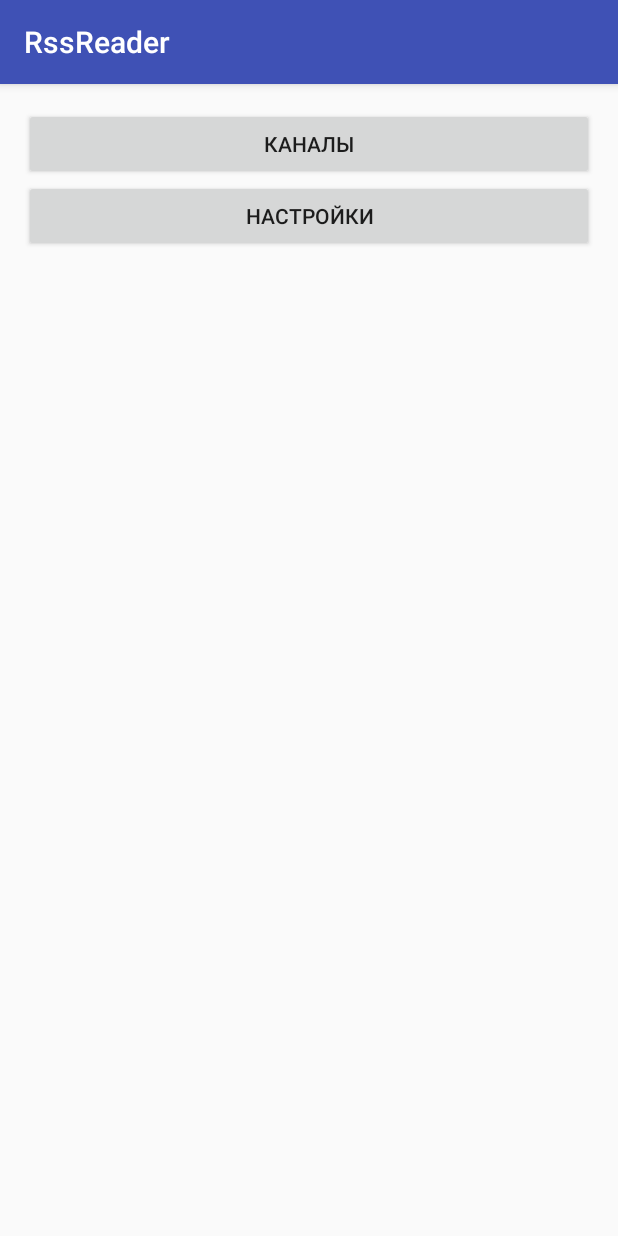
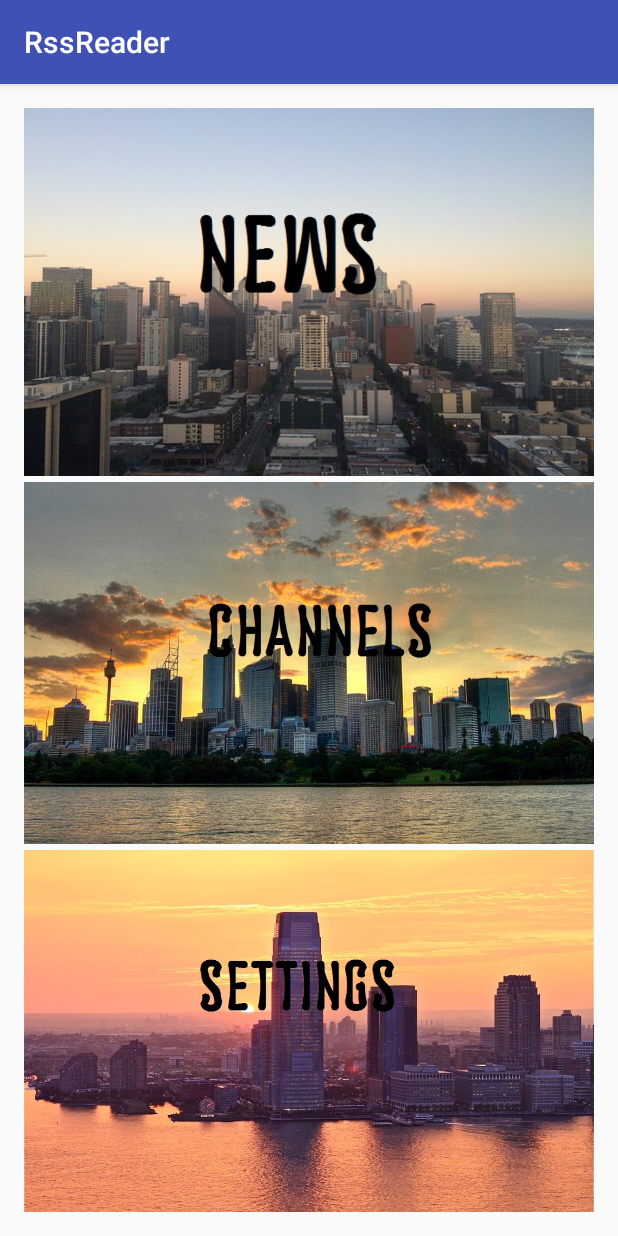
Before and after one commit to goldenluk/android, an Android app: the screen it shows after launch (MainActivity), on a phone screen of 412 x 824 dp. Run offline under Robolectric (Android 15) with nearby library versions, the phone set to English and light mode, and no system bars.

Commit message:
Графические изменения стартового меню

```diff
--- a/RssReader/app/build.gradle
+++ b/RssReader/app/build.gradle
@@ -24,8 +24,9 @@ dependencies {
     androidTestCompile('com.android.support.test.espresso:espresso-core:2.2.2', {
         exclude group: 'com.android.support', module: 'support-annotations'
     })
-    compile 'com.android.support:appcompat-v7:25.1.1'
+    compile 'com.android.support:appcompat-v7:25.2.0'
     testCompile 'junit:junit:4.12'
-    compile 'com.android.support:recyclerview-v7:25.1.1'
-    compile 'com.android.support:design:25.1.1'
+    compile 'com.android.support:recyclerview-v7:25.2.0'
+    compile 'com.android.support:design:25.2.0'
+    compile 'com.android.support.constraint:constraint-layout:1.0.0'
 }
--- a/RssReader/app/src/main/java/ru/matthewhadzhiev/rssreader/MainActivity.java
+++ b/RssReader/app/src/main/java/ru/matthewhadzhiev/rssreader/MainActivity.java
@@ -5,6 +5,7 @@ import android.support.v7.app.AppCompatActivity;
 import android.os.Bundle;
 import android.view.View;
 import android.widget.Button;
+import android.widget.ImageView;
 
 public class MainActivity extends AppCompatActivity {
 
@@ -13,7 +14,7 @@ public class MainActivity extends AppCompatActivity {
         super.onCreate(savedInstanceState);
         setContentView(R.layout.activity_main);
 
-        Button channelsButton = (Button) findViewById(R.id.channels_button);
+        ImageView channelsButton = (ImageView) findViewById(R.id.channels_button);
         channelsButton.setOnClickListener(new View.OnClickListener() {
             @Override
             public void onClick(View view) {
--- a/RssReader/app/src/main/res/layout/activity_main.xml
+++ b/RssReader/app/src/main/res/layout/activity_main.xml
@@ -12,17 +12,37 @@
     android:paddingTop="@dimen/activity_vertical_margin"
     tools:context="ru.matthewhadzhiev.rssreader.MainActivity">
 
-    <Button
+
+
+    <ImageView
+        android:id="@+id/feed_button"
+        android:layout_width="match_parent"
+        android:layout_height="match_parent"
+        android:contentDescription="@string/feed"
+        android:src="@drawable/feed"
+        android:layout_weight="1"
+        android:scaleType="centerCrop"
+    />
+
+    <ImageView
         android:id="@+id/channels_button"
         android:layout_width="match_parent"
-        android:layout_height="wrap_content"
-        android:text="@string/channels"
+        android:layout_height="match_parent"
+        android:contentDescription="@string/channels"
+        android:src="@drawable/channels_fhoto"
+        android:layout_weight="1"
+        android:scaleType="centerCrop"
+        android:layout_marginTop="4dp"
     />
 
-    <Button
+    <ImageView
         android:id="@+id/settings_button"
         android:layout_width="match_parent"
-        android:layout_height="wrap_content"
-        android:text="@string/settings"
+        android:layout_height="match_parent"
+        android:contentDescription="@string/settings"
+        android:src="@drawable/settings_p"
+        android:layout_weight="1"
+        android:scaleType="centerCrop"
+        android:layout_marginTop="4dp"
     />
 </LinearLayout>
--- a/RssReader/app/src/main/res/values/strings.xml
+++ b/RssReader/app/src/main/res/values/strings.xml
@@ -8,4 +8,5 @@
     <string name="description">Описание: %1$s</string>
     <string name="link">Сcылка: %1$s</string>
     <string name="invalid_address">Введите подходящий адрес.</string>
+    <string name="feed">Лента</string>
 </resources>
```
Also changed, not shown: RssReader/app/src/main/res/drawable/channels_fhoto.jpg (added), RssReader/app/src/main/res/drawable/feed.jpg (added), RssReader/app/src/main/res/drawable/settings_p.jpg (added).
